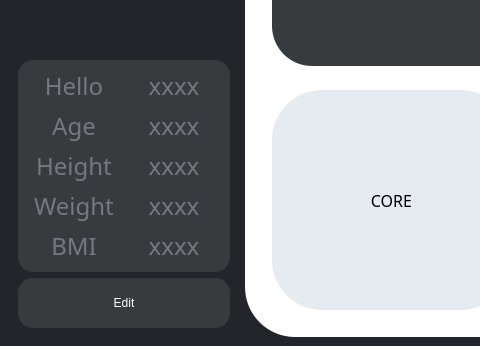
First picture: the form in K/fitness.ui, repository burr1to/kaizen, before the edit; both pictures show x 0 to 480 and y 374 to 720 of the 1280 by 720 pixel window.
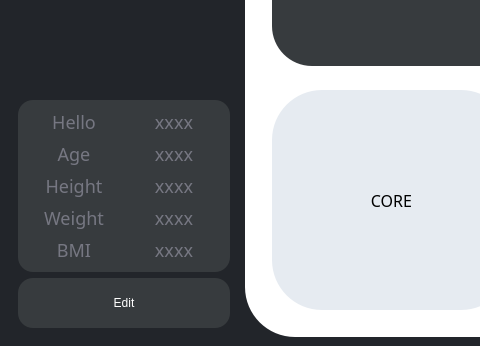
Second picture: the form after the edit. Icons and pictures are not drawn.

What changed in the file:
```diff
--- a/K/fitness.ui
+++ b/K/fitness.ui
@@ -203,7 +203,7 @@
        <item>
         <widget class="QFrame" name="frame_8">
          <property name="styleSheet">
-          <string notr="true">font:24px;
+          <string notr="true">font:18px;
 background-color: rgb(55, 59, 62);
 border radius:50px;
 color:#e6ebf1;</string>
```
